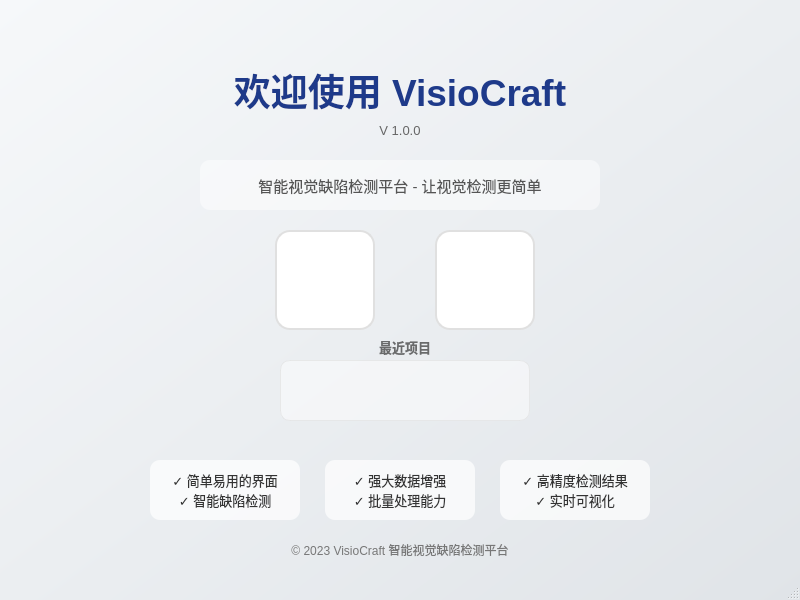
Qt form ui/start.ui (211250243/app) before a commit.
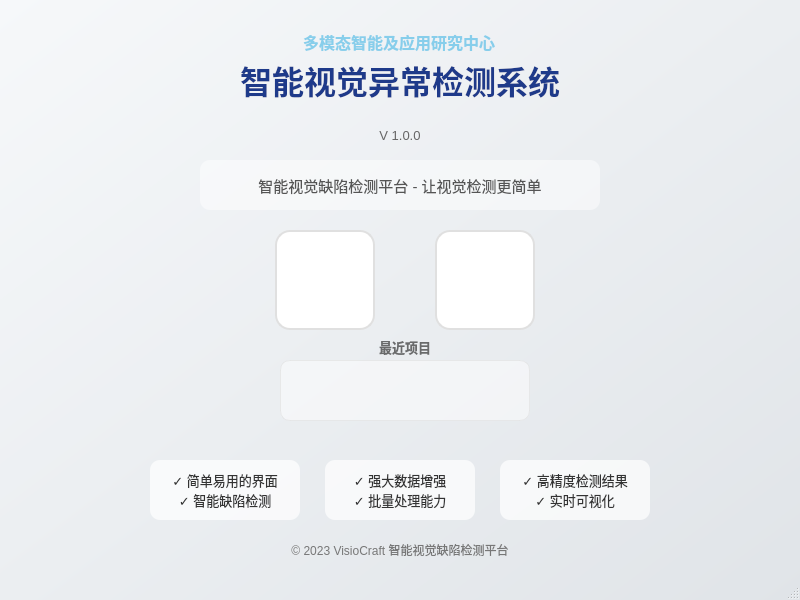
The same form after that commit. Icons and pictures are not drawn.

The edit to the form file:
```diff
--- a/ui/start.ui
+++ b/ui/start.ui
@@ -134,18 +134,18 @@
       <x>150</x>
       <y>60</y>
       <width>500</width>
-      <height>60</height>
+      <height>40</height>
      </rect>
     </property>
     <property name="font">
      <font>
       <family>Microsoft YaHei UI</family>
-      <pointsize>28</pointsize>
+      <pointsize>24</pointsize>
       <bold>true</bold>
      </font>
     </property>
     <property name="text">
-     <string>欢迎使用 VisioCraft</string>
+     <string>智能视觉异常检测系统</string>
     </property>
     <property name="alignment">
      <set>Qt::AlignmentFlag::AlignCenter</set>
@@ -155,7 +155,7 @@
     <property name="geometry">
      <rect>
       <x>360</x>
-      <y>120</y>
+      <y>125</y>
       <width>80</width>
       <height>20</height>
      </rect>
@@ -484,6 +484,28 @@
      <set>Qt::AlignmentFlag::AlignCenter</set>
     </property>
    </widget>
+   <widget class="QLabel" name="label">
+    <property name="geometry">
+     <rect>
+      <x>303</x>
+      <y>32</y>
+      <width>194</width>
+      <height>20</height>
+     </rect>
+    </property>
+    <property name="font">
+     <font>
+      <pointsize>12</pointsize>
+      <bold>true</bold>
+     </font>
+    </property>
+    <property name="styleSheet">
+     <string notr="true">color: #87CEEB;</string>
+    </property>
+    <property name="text">
+     <string>多模态智能及应用研究中心</string>
+    </property>
+   </widget>
   </widget>
   <widget class="QStatusBar" name="statusbar"/>
  </widget>
```
